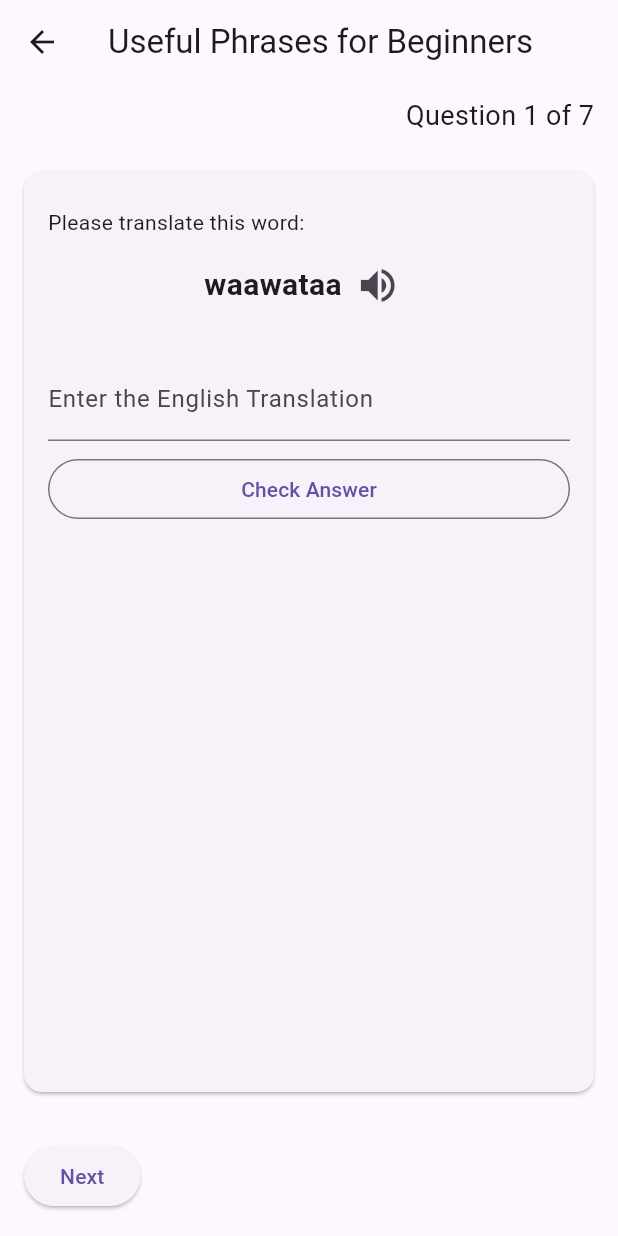
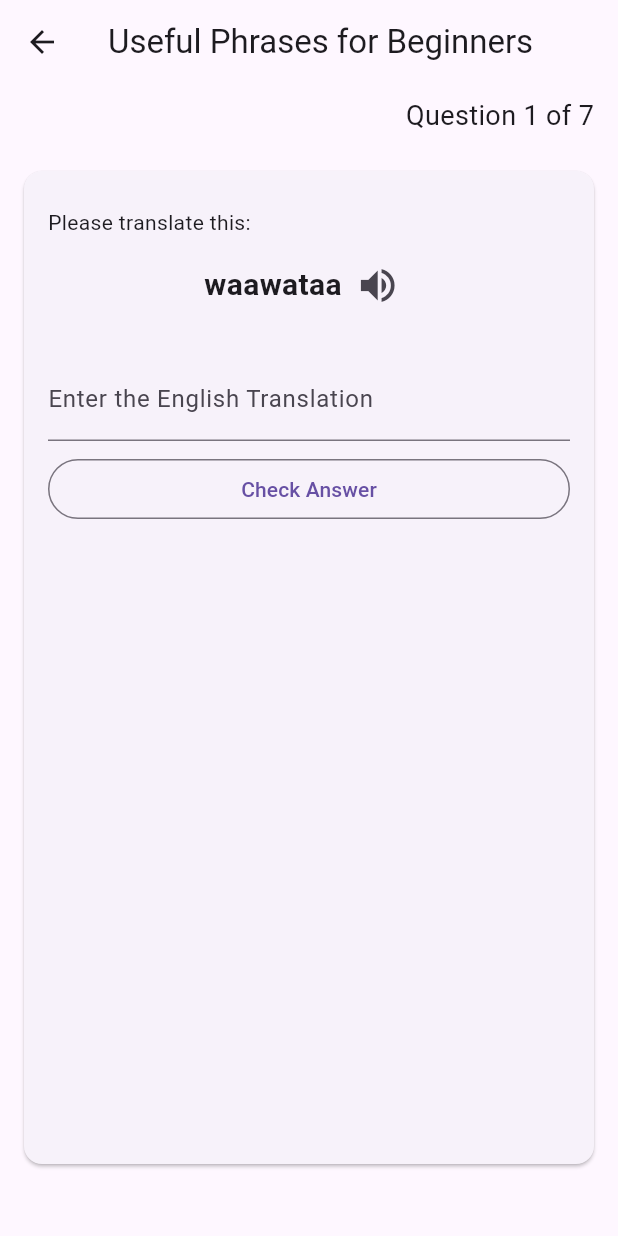
Before and after one commit to profvinci/pular_learning_app, a Flutter app: the QuizDetailPage screen opened directly with sample values from the repository, on a phone screen of 412 x 824 dp. Run offline on Flutter 3.47's test engine with Material 3 defaults, Android fonts, the phone set to English and light mode, and no system bars; our stand-ins replace just_audio.

Commit message:
Edited to match home copy

```diff
--- a/lib/models/quiz_item.dart
+++ b/lib/models/quiz_item.dart
@@ -1,5 +1,6 @@
 abstract class QuizItem {
   String get displayText;
+  String get displayTrans;
   List<String> get acceptedAnswers;
   bool validate(String input);
 
--- a/lib/models/vocab_item.dart
+++ b/lib/models/vocab_item.dart
@@ -24,6 +24,9 @@ class VocabItem implements QuizItem{
   String get displayText => phrase;
 
   @override
+  String get displayTrans => translation;
+
+  @override
   List<String> get acceptedAnswers => acceptableTranslations;
 
   @override
--- a/lib/models/vocab_word.dart
+++ b/lib/models/vocab_word.dart
@@ -19,6 +19,9 @@ class VocabWord implements QuizItem {
   String get displayText => text;
 
   @override
+  String get displayTrans => translation;
+
+  @override
   List<String> get acceptedAnswers => acceptableTranslations;
 
   @override
--- a/lib/pages/quiz_detail_page.dart
+++ b/lib/pages/quiz_detail_page.dart
@@ -87,6 +87,7 @@ class _QuizDetailPageState extends State<QuizDetailPage> {
           onAnswered: (bool isCorrect){
             setState(() {
               results[focus.id] = isCorrect;
+              if (!isLastCard) currentIndex++;
             });
           },
         );
@@ -132,11 +133,6 @@ class _QuizDetailPageState extends State<QuizDetailPage> {
                     },
                     child: const Text('View Results'),
                   ),
-
-                ElevatedButton(
-                  onPressed: currentIndex < widget.lesson.items.length - 1 ? () {setState(() {currentIndex++;});} : null,
-                  child: const Text('Next'),
-                ),
               ],
             ),
           ),
--- a/lib/pages/quiz_results_page.dart
+++ b/lib/pages/quiz_results_page.dart
@@ -23,7 +23,7 @@ class QuizResultsPage extends StatelessWidget{
         children: [
           Padding(
             padding: const EdgeInsets.all(24.0),
-            child: Text('Your Score: $score / ${questions.length}',
+            child: Text('Your Score: ${((score/questions.length)*100).round()}% - $score / ${questions.length}',
               style: const TextStyle(fontSize: 24, fontWeight: FontWeight.bold)),
           ),
           Expanded(
@@ -47,7 +47,7 @@ class QuizResultsPage extends StatelessWidget{
           ElevatedButton(
             onPressed: () {
               Navigator.pop(context);
-              Navigator.pop(context);
+              Navigator.pop(context, true);
             } ,
             child: const Text('Finish'),
           ),
--- a/lib/widgets/typing.dart
+++ b/lib/widgets/typing.dart
@@ -62,7 +62,7 @@ class _WordTypeState extends State<TypingWidget> {
           crossAxisAlignment: CrossAxisAlignment.stretch,
           children: [
             const SizedBox(height: 8),
-            Text('Please translate this word: '),
+            Text('Please translate this: '),
             const SizedBox(height: 8),
             Center(
               child: Row(
@@ -107,7 +107,7 @@ class _WordTypeState extends State<TypingWidget> {
                           Navigator.pop(context);
                           widget.onAnswered(widget.question.isCorrect ?? false);
                         },
-                        child: const Text("Ok"),
+                        child: const Text("NEXT"),
                       )
                     ],
                   ),
```
Also changed, not shown: lib/data/lesson1_data.dart (+26 -26 lines), pubspec.lock.
